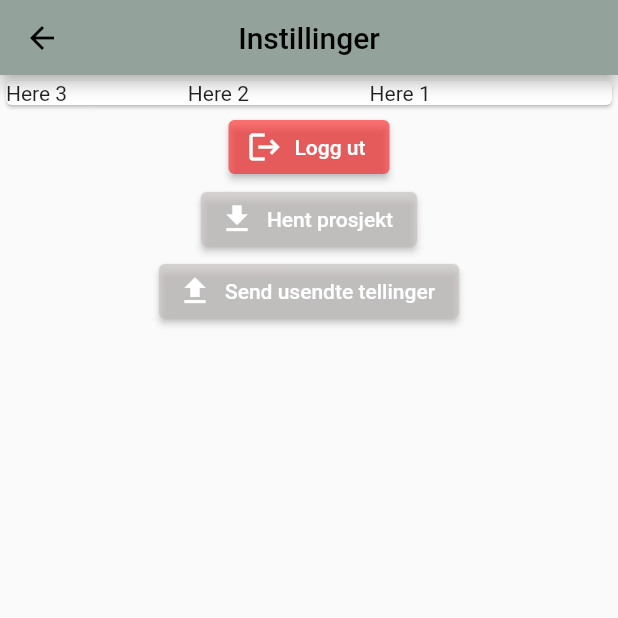
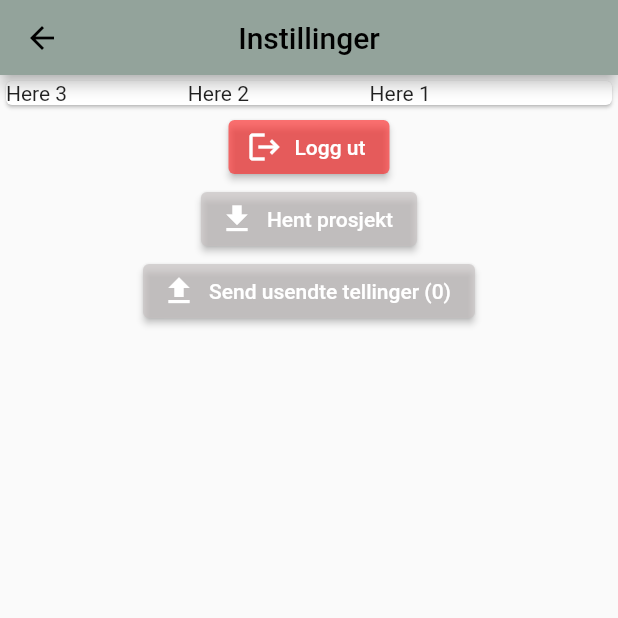
Before and after one commit to zaktaw/DATA3900-Bacheloroppgave, a Flutter app: the Settings screen opened by its route, on a phone screen of 412 x 824 dp, the top half of it. Run offline on Flutter 3.47's test engine with Material 2 defaults, Android fonts, the phone set to English and light mode, and no system bars; our stand-ins replace auto_size_text, connectivity_plus, dots_indicator, flutter_secure_storage, fluttertoast, hive and 1 more; accounts and stored records are empty; network calls fail.

Commit message:
Start implementing method for getting number of unsent ttt objects

```diff
--- a/lib/settings_page/settings_item.dart
+++ b/lib/settings_page/settings_item.dart
@@ -12,7 +12,6 @@ import '../resources/app_theme.dart';
 class SettingsItem extends StatefulWidget {
   String type;
   //Function function;
-  int numberOfUnsentTttEntries = 0;
 
   SettingsItem(this.type, /*this.function,*/ {Key? key}) : super(key: key);
 
@@ -21,8 +20,18 @@ class SettingsItem extends StatefulWidget {
 }
 
 class _SettingsItemState extends State<SettingsItem> {
+
+  int numberOfUnsentTttEntries = 0;
+
   @override
-  void initState() {}
+  void initState() {
+    final unsentTttEntriesBox = UnsentTttEntriesBox.getTttEntries();
+    if (unsentTttEntriesBox.isNotEmpty) {
+      setState(() {
+        numberOfUnsentTttEntries = unsentTttEntriesBox.length;
+      });
+    }
+  }
 
   void logout(BuildContext context) {
     UserToken.removeToken()
@@ -118,7 +127,7 @@ class _SettingsItemState extends State<SettingsItem> {
       case "sendtttobjectsbutton":
         return ElevatedButton.icon(
             icon: Icon(Icons.upload),
-            label: Text("Send usendte tellinger"),
+            label: Text("Send usendte tellinger (" + (numberOfUnsentTttEntries.toString()) + ")"),
             style: ButtonStyle(
                 backgroundColor: MaterialStateProperty.all(
                     Color.fromARGB(167, 198, 193, 193))),
```
